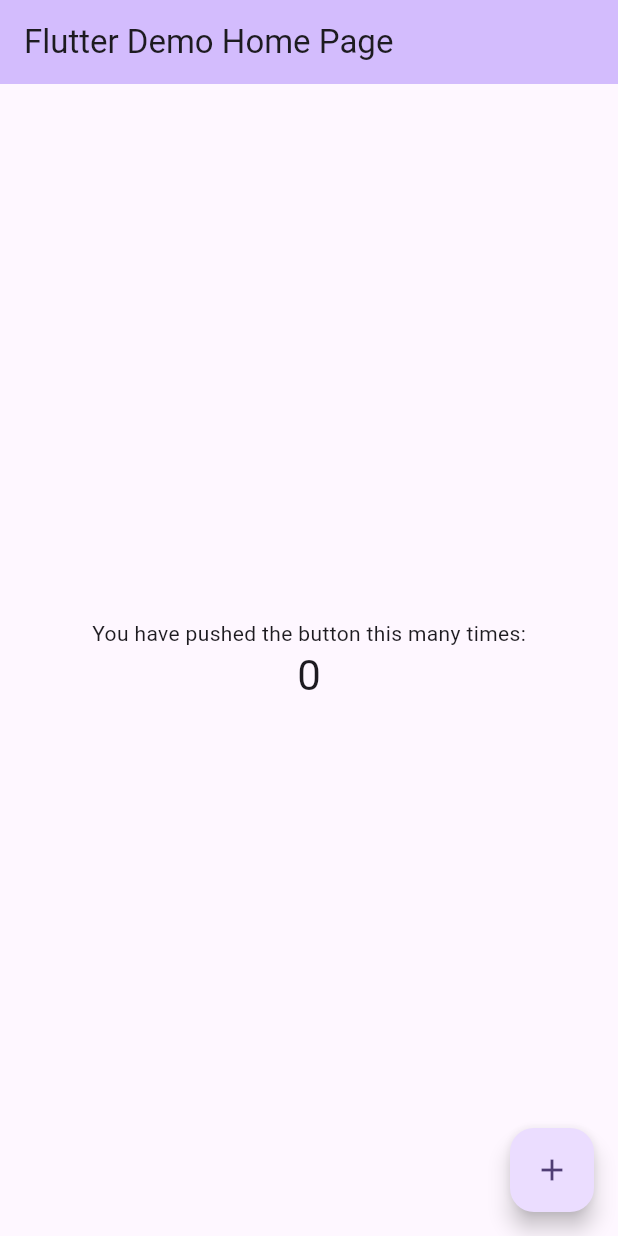
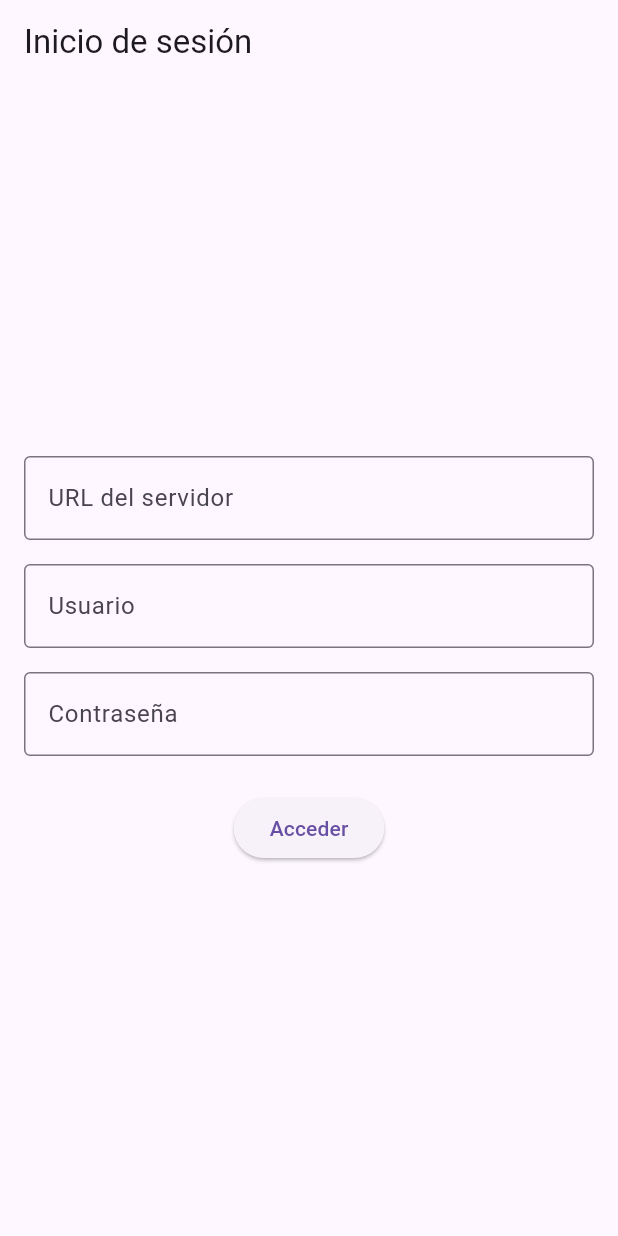
Before and after one commit to JoelMartinezVilla/imagIA_DESKTOP, a Flutter app: the screen it shows after launch, on a phone screen of 412 x 824 dp. Run offline on Flutter 3.47's test engine with Material 3 defaults, Android fonts, the phone set to English and light mode, and no system bars.

Commit message:
Pantalla inicio sesion
Pantalla hecha, falta guardar datos y intoducir lo de la base de datos.

```diff
--- a/imagiadesktop/lib/main.dart
+++ b/imagiadesktop/lib/main.dart
@@ -1,125 +1,142 @@
 import 'package:flutter/material.dart';
+import 'dart:convert';
+import 'dart:io';
+import 'package:path_provider/path_provider.dart';
 
 void main() {
-  runApp(const MyApp());
+  runApp(MyApp());
 }
 
 class MyApp extends StatelessWidget {
-  const MyApp({super.key});
+  const MyApp({Key? key}) : super(key: key);
 
-  // This widget is the root of your application.
   @override
   Widget build(BuildContext context) {
     return MaterialApp(
-      title: 'Flutter Demo',
+      title: 'App de sesión',
       theme: ThemeData(
-        // This is the theme of your application.
-        //
-        // TRY THIS: Try running your application with "flutter run". You'll see
-        // the application has a purple toolbar. Then, without quitting the app,
-        // try changing the seedColor in the colorScheme below to Colors.green
-        // and then invoke "hot reload" (save your changes or press the "hot
-        // reload" button in a Flutter-supported IDE, or press "r" if you used
-        // the command line to start the app).
-        //
-        // Notice that the counter didn't reset back to zero; the application
-        // state is not lost during the reload. To reset the state, use hot
-        // restart instead.
-        //
-        // This works for code too, not just values: Most code changes can be
-        // tested with just a hot reload.
-        colorScheme: ColorScheme.fromSeed(seedColor: Colors.deepPurple),
-        useMaterial3: true,
+        primarySwatch: Colors.blue,
       ),
-      home: const MyHomePage(title: 'Flutter Demo Home Page'),
+      home: PantallaInicioConLogica(),
+      debugShowCheckedModeBanner: false,
     );
   }
 }
 
-class MyHomePage extends StatefulWidget {
-  const MyHomePage({super.key, required this.title});
+class PantallaInicioConLogica extends StatefulWidget {
+  @override
+  _PantallaInicioConLogicaState createState() =>
+      _PantallaInicioConLogicaState();
+}
 
-  // This widget is the home page of your application. It is stateful, meaning
-  // that it has a State object (defined below) that contains fields that affect
-  // how it looks.
-
-  // This class is the configuration for the state. It holds the values (in this
-  // case the title) provided by the parent (in this case the App widget) and
-  // used by the build method of the State. Fields in a Widget subclass are
-  // always marked "final".
-
-  final String title;
+class _PantallaInicioConLogicaState extends State<PantallaInicioConLogica> {
+  final TextEditingController _urlController = TextEditingController();
+  final TextEditingController _usuarioController = TextEditingController();
+  final TextEditingController _passwordController = TextEditingController();
 
   @override
-  State<MyHomePage> createState() => _MyHomePageState();
+  void initState() {
+    super.initState();
+    _cargarDades(); // Cargar los datos guardados al iniciar la pantalla
   }
 
-class _MyHomePageState extends State<MyHomePage> {
-  int _counter = 0;
+  // Obtener el directorio donde se guardarán los datos (en este caso, documentos del sistema)
+  Future<String> _getLocalPath() async {
+    final directory = await getApplicationDocumentsDirectory();
+    return directory.path;
+  }
 
-  void _incrementCounter() {
+  // Crear el archivo donde se guardarán los datos
+  Future<File> _getLocalFile() async {
+    final path = await _getLocalPath();
+    return File('$path/dades.json'); // Guarda en el directorio de documentos del sistema
+  }
+
+  // Guardar la URL del servidor y el usuario en el archivo
+  Future<void> _guardarDades() async {
+    final File file = await _getLocalFile();
+    Map<String, String> dades = {
+      'url': _urlController.text,
+      'usuario': _usuarioController.text,
+    };
+    await file.writeAsString(jsonEncode(dades));
+  }
+
+  // Cargar los datos guardados del archivo
+  Future<void> _cargarDades() async {
+    try {
+      final File file = await _getLocalFile();
+      if (await file.exists()) {
+        String contents = await file.readAsString();
+        Map<String, dynamic> dades = jsonDecode(contents);
         setState(() {
-      // This call to setState tells the Flutter framework that something has
-      // changed in this State, which causes it to rerun the build method below
-      // so that the display can reflect the updated values. If we changed
-      // _counter without calling setState(), then the build method would not be
-      // called again, and so nothing would appear to happen.
-      _counter++;
+          _urlController.text = dades['url'] ?? '';
+          _usuarioController.text = dades['usuario'] ?? '';
         });
+      }
+    } catch (e) {
+      // Si ocurre un error, no hacemos nada
+    }
   }
 
   @override
   Widget build(BuildContext context) {
-    // This method is rerun every time setState is called, for instance as done
-    // by the _incrementCounter method above.
-    //
-    // The Flutter framework has been optimized to make rerunning build methods
-    // fast, so that you can just rebuild anything that needs updating rather
-    // than having to individually change instances of widgets.
     return Scaffold(
       appBar: AppBar(
-        // TRY THIS: Try changing the color here to a specific color (to
-        // Colors.amber, perhaps?) and trigger a hot reload to see the AppBar
-        // change color while the other colors stay the same.
-        backgroundColor: Theme.of(context).colorScheme.inversePrimary,
-        // Here we take the value from the MyHomePage object that was created by
-        // the App.build method, and use it to set our appbar title.
-        title: Text(widget.title),
+        title: Text('Inicio de sesión'),
       ),
-      body: Center(
-        // Center is a layout widget. It takes a single child and positions it
-        // in the middle of the parent.
+      body: Padding(
+        padding: const EdgeInsets.all(16.0),
+        child: Center(
           child: Column(
-          // Column is also a layout widget. It takes a list of children and
-          // arranges them vertically. By default, it sizes itself to fit its
-          // children horizontally, and tries to be as tall as its parent.
-          //
-          // Column has various properties to control how it sizes itself and
-          // how it positions its children. Here we use mainAxisAlignment to
-          // center the children vertically; the main axis here is the vertical
-          // axis because Columns are vertical (the cross axis would be
-          // horizontal).
-          //
-          // TRY THIS: Invoke "debug painting" (choose the "Toggle Debug Paint"
-          // action in the IDE, or press "p" in the console), to see the
-          // wireframe for each widget.
             mainAxisAlignment: MainAxisAlignment.center,
-          children: <Widget>[
-            const Text(
-              'You have pushed the button this many times:',
+            crossAxisAlignment: CrossAxisAlignment.center,
+            children: [
+              // Campo de URL del servidor
+              TextField(
+                controller: _urlController,
+                decoration: InputDecoration(
+                  border: OutlineInputBorder(),
+                  labelText: 'URL del servidor',
                 ),
-            Text(
-              '$_counter',
-              style: Theme.of(context).textTheme.headlineMedium,
+              ),
+              SizedBox(height: 16.0),
+
+              // Campo de Usuario
+              TextField(
+                controller: _usuarioController,
+                decoration: InputDecoration(
+                  border: OutlineInputBorder(),
+                  labelText: 'Usuario',
+                ),
+              ),
+              SizedBox(height: 16.0),
+
+              // Campo de Contraseña
+              TextField(
+                controller: _passwordController,
+                decoration: InputDecoration(
+                  border: OutlineInputBorder(),
+                  labelText: 'Contraseña',
+                ),
+                obscureText: true,
+              ),
+              SizedBox(height: 24.0),
+
+              // Botón de Acceder
+              ElevatedButton(
+                onPressed: () {
+                  _guardarDades(); // Guarda la URL y el usuario al presionar el botón
+                  ScaffoldMessenger.of(context).showSnackBar(SnackBar(
+                    content: Text("Datos guardados correctamente."),
+                  ));
+                },
+                child: Text('Acceder'),
               ),
             ],
           ),
         ),
-      floatingActionButton: FloatingActionButton(
-        onPressed: _incrementCounter,
-        tooltip: 'Increment',
-        child: const Icon(Icons.add),
-      ), // This trailing comma makes auto-formatting nicer for build methods.
+      ),
     );
   }
 }
--- a/imagiadesktop/pubspec.yaml
+++ b/imagiadesktop/pubspec.yaml
@@ -30,6 +30,7 @@ environment:
 dependencies:
   flutter:
     sdk: flutter
+  path_provider:
 
   # The following adds the Cupertino Icons font to your application.
   # Use with the CupertinoIcons class for iOS style icons.
```
Also changed, not shown: imagiadesktop/lib/pantalla_inicio.dart (deleted, +0 -8 lines), imagiadesktop/lib/pantallainicio.dart (added, +63 -0 lines), imagiadesktop/pubspec.lock, 2 other files. Lines whose indentation alone changed are shown as unchanged.
